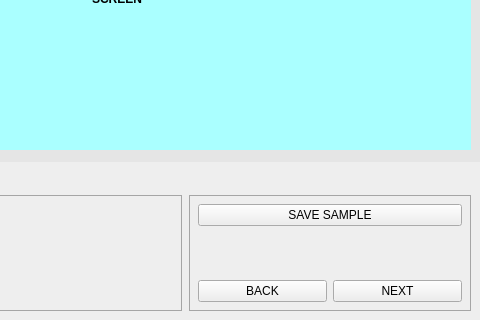
Old version of the form views/test_detect_pair_screen.ui in the repository Shockmstr/FQCS_DesktopApp; both pictures show x 960 to 1440 and y 469 to 789 of the 1440 by 789 pixel window.
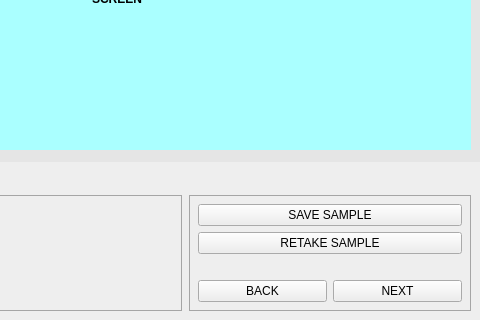
New version of the form.

Commit message: finish screen 3

Diff of the .ui file:
```diff
--- a/views/test_detect_pair_screen.ui
+++ b/views/test_detect_pair_screen.ui
@@ -237,6 +237,13 @@
                  </property>
                 </widget>
                </item>
+               <item alignment="Qt::AlignTop">
+                <widget class="QPushButton" name="btnRetakeSample">
+                 <property name="text">
+                  <string>RETAKE SAMPLE</string>
+                 </property>
+                </widget>
+               </item>
               </layout>
              </widget>
             </item>
```
Left out of the diff: 2 changed lines with no effect on the pictures. The commit also changes 3 other files.
